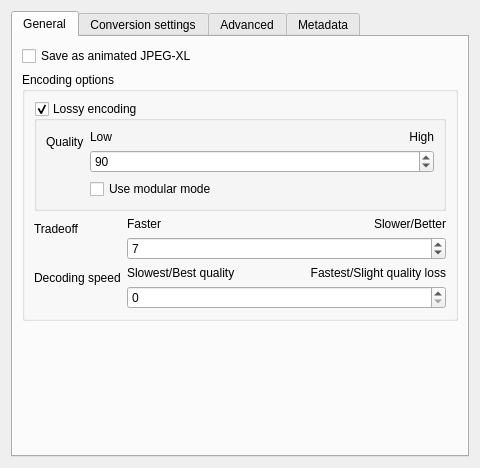
KDE/krita, file plugins/impex/jxl/kis_wdg_options_jpegxl.ui: the form before one commit.
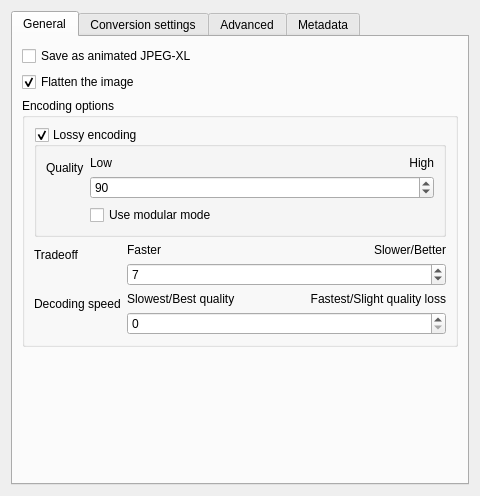
The form after the commit. Custom widgets are drawn as their Qt base class.

Commit message:
JPEG-XL: preliminary support for writing layers
[experimental] also add JXL_BLEND_MULADD just to test addition blending mode.
Jon said it used a completely different methods than Krita, so it will not
be similar to what a coalesced JXL render will be.

Diff of the .ui file:
```diff
--- a/plugins/impex/jxl/kis_wdg_options_jpegxl.ui
+++ b/plugins/impex/jxl/kis_wdg_options_jpegxl.ui
@@ -11,7 +11,7 @@
     <x>0</x>
     <y>0</y>
     <width>480</width>
-    <height>432</height>
+    <height>496</height>
    </rect>
   </property>
   <property name="minimumSize">
@@ -41,20 +41,7 @@
          </property>
         </widget>
        </item>
-       <item row="2" column="0">
-        <spacer name="verticalSpacer">
-         <property name="orientation">
-          <enum>Qt::Vertical</enum>
-         </property>
-         <property name="sizeHint" stdset="0">
-          <size>
-           <width>17</width>
-           <height>10</height>
-          </size>
-         </property>
-        </spacer>
-       </item>
-       <item row="1" column="0" colspan="2">
+       <item row="2" column="0" colspan="2">
         <widget class="QGroupBox" name="groupBox_2">
          <property name="title">
           <string>Encoding options</string>
@@ -227,6 +214,32 @@
          </layout>
         </widget>
        </item>
+       <item row="3" column="0">
+        <spacer name="verticalSpacer">
+         <property name="orientation">
+          <enum>Qt::Vertical</enum>
+         </property>
+         <property name="sizeHint" stdset="0">
+          <size>
+           <width>17</width>
+           <height>10</height>
+          </size>
+         </property>
+        </spacer>
+       </item>
+       <item row="1" column="0">
+        <widget class="QCheckBox" name="flattenLayers">
+         <property name="toolTip">
+          <string>&lt;html&gt;&lt;head/&gt;&lt;body&gt;&lt;p&gt;&lt;span style=&quot; font-weight:600;&quot;&gt;Note:&lt;/span&gt; Animated exports are &lt;span style=&quot; font-weight:600;&quot;&gt;always&lt;/span&gt; flattened regardless of this setting.&lt;/p&gt;&lt;/body&gt;&lt;/html&gt;</string>
+         </property>
+         <property name="text">
+          <string>Flatten the image</string>
+         </property>
+         <property name="checked">
+          <bool>true</bool>
+         </property>
+        </widget>
+       </item>
       </layout>
      </widget>
      <widget class="QWidget" name="tab">
```
The commit also changes 3 other files.
